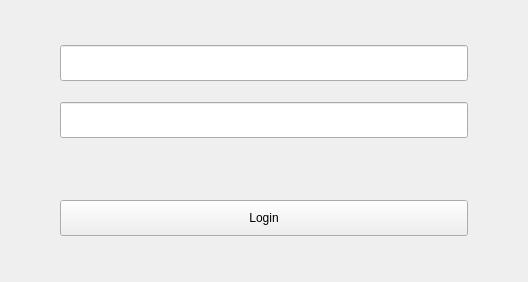
openeuler-mirror/ks-scmc-gui, file src/login-dialog.ui: the form before one commit.
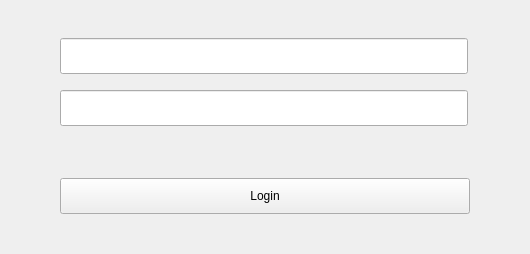
The form after the commit.

Commit message:
fix(*):fix the dialog window size
- 固定对话框窗口大小

Relate #55790

The edit to the form file:
```diff
--- a/src/login-dialog.ui
+++ b/src/login-dialog.ui
@@ -6,34 +6,40 @@
    <rect>
     <x>0</x>
     <y>0</y>
-    <width>528</width>
-    <height>282</height>
+    <width>530</width>
+    <height>254</height>
    </rect>
   </property>
+  <property name="sizePolicy">
+   <sizepolicy hsizetype="Fixed" vsizetype="Fixed">
+    <horstretch>0</horstretch>
+    <verstretch>0</verstretch>
+   </sizepolicy>
+  </property>
   <property name="minimumSize">
    <size>
-    <width>528</width>
-    <height>282</height>
+    <width>530</width>
+    <height>242</height>
    </size>
   </property>
   <property name="maximumSize">
    <size>
-    <width>528</width>
-    <height>282</height>
+    <width>530</width>
+    <height>254</height>
    </size>
   </property>
   <property name="windowTitle">
    <string>Form</string>
   </property>
-  <layout class="QVBoxLayout" name="verticalLayout">
+  <layout class="QVBoxLayout" name="verticalLayout_2">
    <property name="spacing">
-    <number>16</number>
+    <number>10</number>
    </property>
    <property name="leftMargin">
     <number>60</number>
    </property>
    <property name="topMargin">
-    <number>40</number>
+    <number>38</number>
    </property>
    <property name="rightMargin">
     <number>60</number>
@@ -42,6 +48,11 @@
     <number>40</number>
    </property>
    <item>
+    <layout class="QVBoxLayout" name="verticalLayout">
+     <property name="spacing">
+      <number>16</number>
+     </property>
+     <item>
     <widget class="QLineEdit" name="lineEdit_username">
      <property name="sizePolicy">
       <sizepolicy hsizetype="Expanding" vsizetype="Fixed">
@@ -51,13 +62,13 @@
      </property>
      <property name="minimumSize">
       <size>
-       <width>0</width>
+         <width>408</width>
        <height>36</height>
       </size>
      </property>
      <property name="maximumSize">
       <size>
-       <width>16777215</width>
+         <width>408</width>
        <height>36</height>
       </size>
      </property>
@@ -67,17 +78,19 @@
     <widget class="QLineEdit" name="lineEdit_passwd">
      <property name="minimumSize">
       <size>
-       <width>0</width>
+         <width>408</width>
        <height>36</height>
       </size>
      </property>
      <property name="maximumSize">
       <size>
-       <width>16777215</width>
+         <width>408</width>
        <height>36</height>
       </size>
      </property>
     </widget>
+     </item>
+    </layout>
    </item>
    <item>
     <widget class="QLabel" name="lab_tips">
@@ -98,6 +111,19 @@
      </property>
     </widget>
    </item>
+   <item>
+    <spacer name="verticalSpacer">
+     <property name="orientation">
+      <enum>Qt::Vertical</enum>
+     </property>
+     <property name="sizeHint" stdset="0">
+      <size>
+       <width>20</width>
+       <height>40</height>
+      </size>
+     </property>
+    </spacer>
+   </item>
    <item>
     <widget class="QPushButton" name="btn_login">
      <property name="minimumSize">
```
Lines whose indentation alone changed are shown as unchanged. The commit also changes 7 other files.
